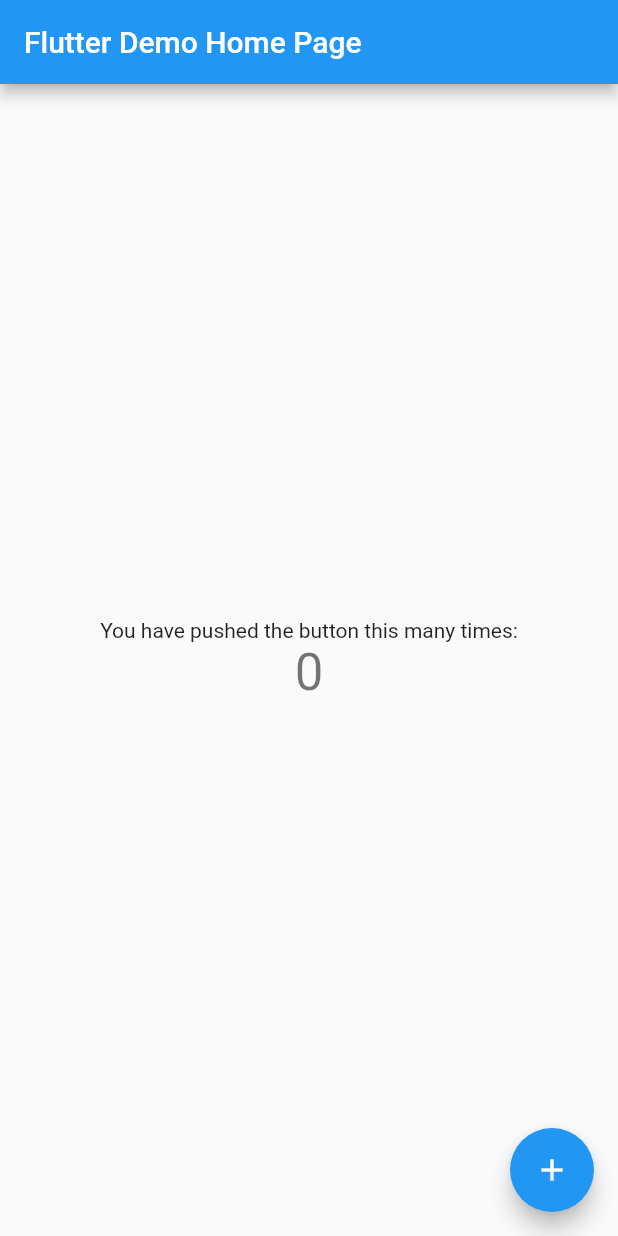
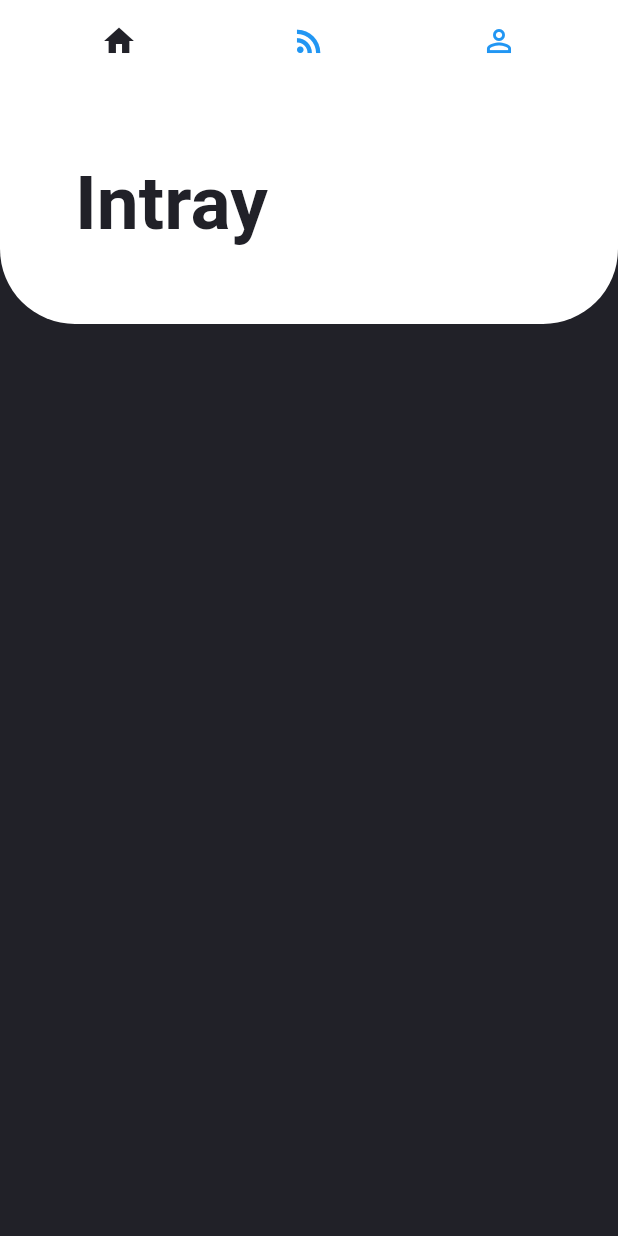
Before and after one commit to victcdva/todoapp, a Flutter app: the screen it shows after launch, on a phone screen of 412 x 824 dp. Run offline on Flutter 3.47's test engine with Material 2 defaults, Android fonts, the phone set to English and light mode, and no system bars; Roboto replaces fonts that are missing (Avenir).

Commit message:
Adding the home title

```diff
--- a/lib/main.dart
+++ b/lib/main.dart
@@ -1,4 +1,5 @@
 import 'package:flutter/material.dart';
+import 'models/global.dart';
 
 void main() {
   runApp(const MyApp());
@@ -12,34 +13,17 @@ class MyApp extends StatelessWidget {
   Widget build(BuildContext context) {
     return MaterialApp(
       title: 'Flutter Demo',
+      debugShowCheckedModeBanner: false,
       theme: ThemeData(
-        // This is the theme of your application.
-        //
-        // Try running your application with "flutter run". You'll see the
-        // application has a blue toolbar. Then, without quitting the app, try
-        // changing the primarySwatch below to Colors.green and then invoke
-        // "hot reload" (press "r" in the console where you ran "flutter run",
-        // or simply save your changes to "hot reload" in a Flutter IDE).
-        // Notice that the counter didn't reset back to zero; the application
-        // is not restarted.
         primarySwatch: Colors.blue,
       ),
-      home: const MyHomePage(title: 'Flutter Demo Home Page'),
+      home: const MyHomePage(title: 'Home Page'),
     );
   }
 }
 
 class MyHomePage extends StatefulWidget {
   const MyHomePage({Key? key, required this.title}) : super(key: key);
-
-  // This widget is the home page of your application. It is stateful, meaning
-  // that it has a State object (defined below) that contains fields that affect
-  // how it looks.
-
-  // This class is the configuration for the state. It holds the values (in this
-  // case the title) provided by the parent (in this case the App widget) and
-  // used by the build method of the State. Fields in a Widget subclass are
-  // always marked "final".
 
   final String title;
 
@@ -52,64 +36,65 @@ class _MyHomePageState extends State<MyHomePage> {
 
   void _incrementCounter() {
     setState(() {
-      // This call to setState tells the Flutter framework that something has
-      // changed in this State, which causes it to rerun the build method below
-      // so that the display can reflect the updated values. If we changed
-      // _counter without calling setState(), then the build method would not be
-      // called again, and so nothing would appear to happen.
       _counter++;
     });
   }
 
   @override
   Widget build(BuildContext context) {
-    // This method is rerun every time setState is called, for instance as done
-    // by the _incrementCounter method above.
-    //
-    // The Flutter framework has been optimized to make rerunning build methods
-    // fast, so that you can just rebuild anything that needs updating rather
-    // than having to individually change instances of widgets.
-    return Scaffold(
-      appBar: AppBar(
-        // Here we take the value from the MyHomePage object that was created by
-        // the App.build method, and use it to set our appbar title.
-        title: Text(widget.title),
+    return MaterialApp(
+      debugShowCheckedModeBanner: false,
+      color: Colors.grey,
+      home: SafeArea(
+        child: DefaultTabController(
+            length: 3,
+            child: Scaffold(
+                body: Stack(children: [
+                  TabBarView(
+                    children: [
+                      Container(color: darkGreyColor),
+                      Container(color: Colors.orange),
+                      Container(color: Colors.lightGreen),
+                    ],
+                  ),
+                  Container(
+                      padding: const EdgeInsets.only(left: 50),
+                      height: 160,
+                      decoration: const BoxDecoration(
+                          borderRadius: BorderRadius.only(
+                            bottomLeft: Radius.circular(50),
+                            bottomRight: Radius.circular(50),
+                          ),
+                          color: Colors.white),
+                      child: Row(
+                          mainAxisAlignment: MainAxisAlignment.spaceBetween,
+                          children: [
+                            Text(
+                              "Intray",
+                              style: intrayTitleStyle,
+                            ),
+                            Container()
+                          ])),
+                ]),
+                appBar: AppBar(
+                    elevation: 0,
+                    title: const TabBar(
+                      tabs: [
+                        Tab(
+                          icon: Icon(Icons.home),
+                        ),
+                        Tab(icon: Icon(Icons.rss_feed)),
+                        Tab(icon: Icon(Icons.perm_identity)),
+                      ],
+                      labelColor: darkGreyColor,
+                      unselectedLabelColor: Colors.blue,
+                      indicatorSize: TabBarIndicatorSize.label,
+                      indicatorPadding: EdgeInsets.all(5.0),
+                      indicatorColor: Colors.transparent,
+                    ),
+                    backgroundColor: Colors.white),
+                backgroundColor: Colors.white)),
       ),
-      body: Center(
-        // Center is a layout widget. It takes a single child and positions it
-        // in the middle of the parent.
-        child: Column(
-          // Column is also a layout widget. It takes a list of children and
-          // arranges them vertically. By default, it sizes itself to fit its
-          // children horizontally, and tries to be as tall as its parent.
-          //
-          // Invoke "debug painting" (press "p" in the console, choose the
-          // "Toggle Debug Paint" action from the Flutter Inspector in Android
-          // Studio, or the "Toggle Debug Paint" command in Visual Studio Code)
-          // to see the wireframe for each widget.
-          //
-          // Column has various properties to control how it sizes itself and
-          // how it positions its children. Here we use mainAxisAlignment to
-          // center the children vertically; the main axis here is the vertical
-          // axis because Columns are vertical (the cross axis would be
-          // horizontal).
-          mainAxisAlignment: MainAxisAlignment.center,
-          children: <Widget>[
-            const Text(
-              'You have pushed the button this many times:',
-            ),
-            Text(
-              '$_counter',
-              style: Theme.of(context).textTheme.headline4,
-            ),
-          ],
-        ),
-      ),
-      floatingActionButton: FloatingActionButton(
-        onPressed: _incrementCounter,
-        tooltip: 'Increment',
-        child: const Icon(Icons.add),
-      ), // This trailing comma makes auto-formatting nicer for build methods.
     );
   }
 }
```
Also changed, not shown: lib/models/global.dart (added, +49 -0 lines).
